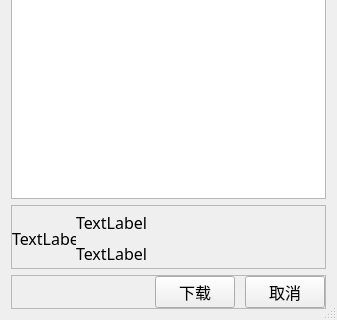
The window that SpotifyLyricWindow/resource/ui/ui_file/LyricsDownloadDialog.ui (Mai-icy/Spotify-lyrics-window) describes before a commit, drawn with Qt 5; both pictures show x 0 to 337 and y 153 to 473 of the 337 by 473 pixel window.
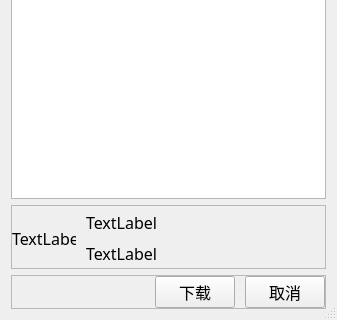
The same window after the commit. Icons and pictures are not drawn.

```diff
--- a/SpotifyLyricWindow/resource/ui/ui_file/LyricsDownloadDialog.ui
+++ b/SpotifyLyricWindow/resource/ui/ui_file/LyricsDownloadDialog.ui
@@ -107,7 +107,10 @@
       <property name="bottomMargin">
        <number>0</number>
       </property>
-      <property name="spacing">
+      <property name="horizontalSpacing">
+       <number>10</number>
+      </property>
+      <property name="verticalSpacing">
        <number>0</number>
       </property>
       <item row="0" column="0" rowspan="2">
```
Left out of the diff: 6 changed lines with no effect on the pictures.
